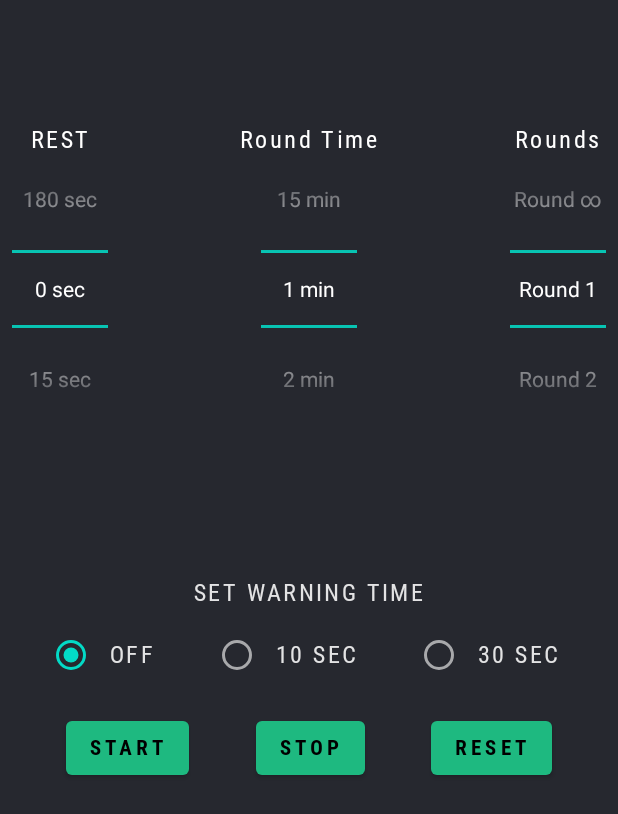
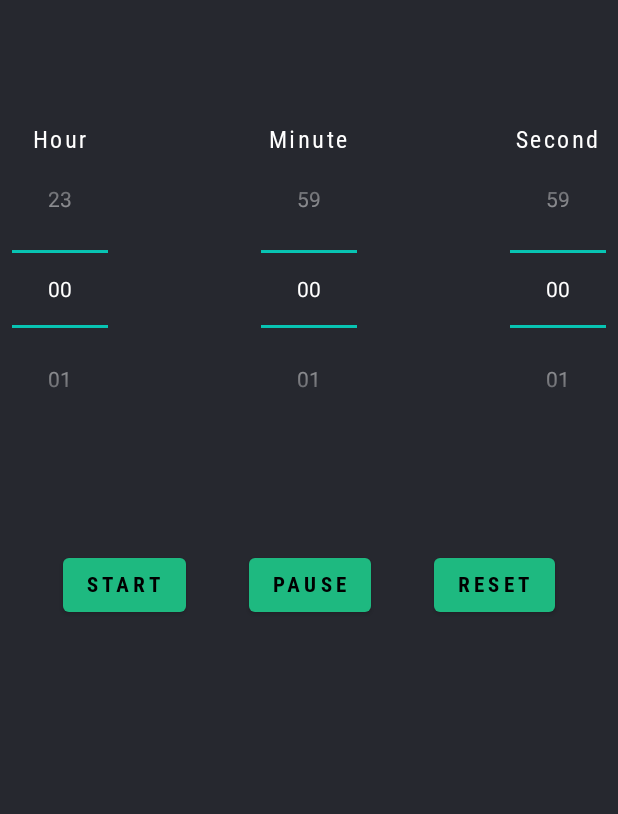
Before and after one commit to iandamping/ComposingThings, an Android app built with Jetpack Compose: the screen it shows after launch (MainActivity), on a phone screen of 412 x 824 dp. Shown: the top 814 px of the screen. Run offline under Robolectric (Android 15) with nearby library versions, the phone set to English and light mode, and no system bars; our stand-ins replace Dagger/Hilt's generated code, Timber, livedata-compose.

Commit message:
done adding basic timer

```diff
--- a/app/src/main/java/com/junemon/compose_stable/MainActivity.kt
+++ b/app/src/main/java/com/junemon/compose_stable/MainActivity.kt
@@ -5,9 +5,9 @@ import android.view.WindowManager
 import androidx.activity.ComponentActivity
 import androidx.activity.compose.setContent
 import androidx.activity.viewModels
-import androidx.compose.foundation.layout.Column
 import androidx.compose.material.MaterialTheme
 import androidx.compose.material.Surface
+import com.junemon.compose_stable.screen.BasicTimerScreen
 import com.junemon.compose_stable.screen.IntervalTimerScreen
 import com.junemon.compose_stable.ui.theme.TimerTheme
 import dagger.hilt.android.AndroidEntryPoint
@@ -16,6 +16,7 @@ import dagger.hilt.android.AndroidEntryPoint
 class MainActivity : ComponentActivity() {
 
     private val boxingVm: IntervalTimerViewModel by viewModels()
+    private val timerVm: BasicTimerViewModel by viewModels()
     override fun onCreate(savedInstanceState: Bundle?) {
         super.onCreate(savedInstanceState)
         window.addFlags(WindowManager.LayoutParams.FLAG_KEEP_SCREEN_ON)
@@ -23,13 +24,11 @@ class MainActivity : ComponentActivity() {
             TimerTheme {
                 // A surface container using the 'background' color from the theme
                 Surface(color = MaterialTheme.colors.background) {
-                    Column {
-                        IntervalTimerScreen(intervalVm = boxingVm)
-                    }
+                    BasicTimerScreen(timerVm = timerVm)
+//                    IntervalTimerScreen(intervalVm = boxingVm)
                 }
             }
         }
     }
 
-
 }
--- /dev/null
+++ b/app/src/main/java/com/junemon/compose_stable/screen/BasicTimerScreen.kt
@@ -0,0 +1,215 @@
+package com.junemon.compose_stable.screen
+
+import android.text.format.DateUtils
+import android.view.ContextThemeWrapper
+import android.widget.NumberPicker
+import androidx.compose.animation.core.animateFloatAsState
+import androidx.compose.foundation.Canvas
+import androidx.compose.foundation.focusable
+import androidx.compose.foundation.layout.*
+import androidx.compose.foundation.progressSemantics
+import androidx.compose.material.*
+import androidx.compose.runtime.Composable
+import androidx.compose.runtime.collectAsState
+import androidx.compose.runtime.getValue
+import androidx.compose.runtime.livedata.observeAsState
+import androidx.compose.ui.Alignment
+import androidx.compose.ui.Modifier
+import androidx.compose.ui.geometry.Offset
+import androidx.compose.ui.geometry.Size
+import androidx.compose.ui.graphics.Color
+import androidx.compose.ui.graphics.drawscope.Stroke
+import androidx.compose.ui.platform.LocalDensity
+import androidx.compose.ui.res.stringArrayResource
+import androidx.compose.ui.res.stringResource
+import androidx.compose.ui.text.font.FontWeight
+import androidx.compose.ui.text.style.TextAlign
+import androidx.compose.ui.unit.dp
+import androidx.compose.ui.viewinterop.AndroidView
+import com.junemon.compose_stable.BasicTimerViewModel
+import com.junemon.compose_stable.R
+import com.junemon.compose_stable.ui.theme.CalculatorFontFamily
+import com.junemon.compose_stable.util.TimerConstant
+
+@Composable
+fun BasicTimerScreen(modifier: Modifier = Modifier, timerVm: BasicTimerViewModel) {
+    val timeTickingForText by timerVm.currentTime.collectAsState()
+    val timeTickingForDialog by timerVm.currentTimeInFloat.collectAsState()
+    val isRunning by timerVm.isTimerRunning.observeAsState(false)
+
+    Column(
+        modifier = Modifier.fillMaxSize()
+    ) {
+        if (isRunning) {
+            Box(
+                modifier = modifier
+                    .fillMaxWidth()
+                    .padding(8.dp)
+                    .height(350.dp),
+                contentAlignment = Alignment.Center
+            ) {
+                CircularTimer(
+                    modifier = Modifier
+                        .align(Alignment.Center)
+                        .fillMaxSize(),
+                    timeTickingForDialog = timeTickingForDialog
+                )
+                TimerText(
+                    modifier = Modifier.align(Alignment.Center),
+                    timeTickingForText = timeTickingForText
+                )
+            }
+        } else {
+            SelectingHourMinuteSecondScreen(
+                modifier = Modifier
+                    .fillMaxWidth()
+                    .padding(8.dp)
+                    .height(350.dp),
+                timerVm = timerVm
+            )
+        }
+
+        BasicTimerButton(timerVm = timerVm)
+    }
+}
+
+
+@Composable
+private fun TimerText(modifier: Modifier = Modifier, timeTickingForText: Long?) {
+    val value = DateUtils.formatElapsedTime(timeTickingForText ?: 0L)
+    Text(
+        text = value,
+        fontFamily = CalculatorFontFamily,
+        fontWeight = FontWeight.Normal,
+        style = MaterialTheme.typography.h1,
+        textAlign = TextAlign.Center,
+        modifier = modifier
+    )
+}
+
+@Composable
+private fun CircularTimer(modifier: Modifier = Modifier, timeTickingForDialog: Float?) {
+    val animatedProgress by animateFloatAsState(
+        targetValue = timeTickingForDialog ?: 0.0f,
+        animationSpec = ProgressIndicatorDefaults.ProgressAnimationSpec
+    )
+    UnderlyingCircle()
+
+    CircularProgressIndicator(
+        color = TimerConstant.LIGHT_GREEN_1,
+        modifier = modifier,
+        progress = animatedProgress,
+        strokeWidth = 12.dp
+    )
+}
+
+@Composable
+fun UnderlyingCircle() {
+    val progress = 1.0f
+    val stroke = with(LocalDensity.current) { Stroke(1.dp.toPx()) }
+
+    Canvas(
+        Modifier
+            .progressSemantics(progress)
+            .fillMaxSize()
+            .focusable()
+    ) {
+        val diameterOffset = stroke.width / 2
+        val arcDimen = size.width - 2 * diameterOffset
+        val startAngle = 270f
+        val sweep = progress * 360f
+
+        drawArc(
+            color = TimerConstant.LIGHT_GREEN_2,
+            startAngle = startAngle,
+            sweepAngle = sweep,
+            topLeft = Offset(diameterOffset, diameterOffset),
+            size = Size(arcDimen, arcDimen),
+            useCenter = false,
+            style = stroke
+        )
+    }
+}
+
+
+@Composable
+fun SelectingHourMinuteSecondScreen(
+    modifier: Modifier = Modifier,
+    timerVm: BasicTimerViewModel
+) {
+    val hourArray = stringArrayResource(id = R.array.arr_hours)
+    val minuteArray = stringArrayResource(id = R.array.arr_minutes)
+    val secondArray = stringArrayResource(id = R.array.arr_seconds)
+    val pickerTheme = R.style.AppTheme_Picker
+    Row(
+        modifier = modifier,
+        horizontalArrangement = Arrangement.SpaceBetween,
+        verticalAlignment = Alignment.CenterVertically
+    ) {
+        Column(horizontalAlignment = Alignment.CenterHorizontally) {
+            Text(text = stringResource(id = R.string.hour), color = Color.White)
+            AndroidView(factory = {
+                NumberPicker(ContextThemeWrapper(it, pickerTheme)).apply {
+                    minValue = TimerConstant.DEFAULT_INTEGER_VALUE
+                    maxValue = hourArray.size - 1
+                    displayedValues = hourArray
+                    setOnValueChangedListener { _, _, newVal ->
+                        timerVm.setHour(newVal)
+                    }
+                }
+            })
+        }
+
+        Column(horizontalAlignment = Alignment.CenterHorizontally) {
+            Text(text = stringResource(id = R.string.minute), color = Color.White)
+
+            AndroidView(factory = {
+                NumberPicker(ContextThemeWrapper(it, pickerTheme)).apply {
+
+                    minValue = TimerConstant.DEFAULT_INTEGER_VALUE
+                    maxValue = minuteArray.size - 1
+                    displayedValues = minuteArray
+                    setOnValueChangedListener { _, _, newVal ->
+                        timerVm.setMinute(newVal)
+
+                    }
+                }
+            })
+        }
+
+        Column(horizontalAlignment = Alignment.CenterHorizontally) {
+            Text(text = stringResource(id = R.string.second), color = Color.White)
+
+            AndroidView(factory = {
+                NumberPicker(ContextThemeWrapper(it, pickerTheme)).apply {
+
+                    minValue = TimerConstant.DEFAULT_INTEGER_VALUE
+                    maxValue = secondArray.size - 1
+                    displayedValues = secondArray
+                    setOnValueChangedListener { _, _, newVal ->
+                        timerVm.setSecond(newVal)
+                    }
+                }
+            })
+        }
+    }
+}
+
+@Composable
+fun BasicTimerButton(modifier: Modifier = Modifier, timerVm: BasicTimerViewModel) {
+    Row(
+        modifier = modifier.fillMaxWidth(),
+        horizontalArrangement = Arrangement.SpaceEvenly
+    ) {
+        Button(onClick = { timerVm.startCounting() }) {
+            Text(text = stringResource(id = R.string.start))
+        }
+
+        Button(onClick = { timerVm.pauseTimer() }) {
+            Text(text = stringResource(id = R.string.pause))
+        }
+        Button(onClick = { timerVm.cancelAllTimer() }) {
+            Text(text = stringResource(id = R.string.reset))
+        }
+    }
+}
--- a/app/src/main/res/values/strings.xml
+++ b/app/src/main/res/values/strings.xml
@@ -10,8 +10,12 @@
     <string name="reset">RESET</string>
     <string name="start">START</string>
     <string name="stop">STOP</string>
+    <string name="pause">PAUSE</string>
     <string name="rest">REST</string>
     <string name="round_time">Round Time</string>
+    <string name="hour">Hour</string>
+    <string name="minute">Minute</string>
+    <string name="second">Second</string>
 
     <string-array name="arr_rest_time">
         <item>0 sec</item>
@@ -56,4 +60,157 @@
         <item>Round 15</item>
         <item>Round &#8734;</item>
     </string-array>
+
+    <string-array name="arr_hours">
+        <item>00</item>
+        <item>01</item>
+        <item>02</item>
+        <item>03</item>
+        <item>04</item>
+        <item>05</item>
+        <item>06</item>
+        <item>07</item>
+        <item>08</item>
+        <item>09</item>
+        <item>10</item>
+        <item>11</item>
+        <item>12</item>
+        <item>13</item>
+        <item>14</item>
+        <item>15</item>
+        <item>16</item>
+        <item>17</item>
+        <item>18</item>
+        <item>19</item>
+        <item>20</item>
+        <item>21</item>
+        <item>22</item>
+        <item>23</item>
+    </string-array>
+
+    <string-array name="arr_minutes">
+        <item>00</item>
+        <item>01</item>
+        <item>02</item>
+        <item>03</item>
+        <item>04</item>
+        <item>05</item>
+        <item>06</item>
+        <item>07</item>
+        <item>08</item>
+        <item>09</item>
+        <item>10</item>
+        <item>11</item>
+        <item>12</item>
+        <item>13</item>
+        <item>14</item>
+        <item>15</item>
+        <item>16</item>
+        <item>17</item>
+        <item>18</item>
+        <item>19</item>
+        <item>20</item>
+        <item>21</item>
+        <item>22</item>
+        <item>23</item>
+        <item>24</item>
+        <item>25</item>
+        <item>26</item>
+        <item>27</item>
+        <item>28</item>
+        <item>29</item>
+        <item>30</item>
+        <item>31</item>
+        <item>32</item>
+        <item>33</item>
+        <item>34</item>
+        <item>35</item>
+        <item>36</item>
+        <item>37</item>
+        <item>38</item>
+        <item>39</item>
+        <item>40</item>
+        <item>41</item>
+        <item>42</item>
+        <item>43</item>
+        <item>44</item>
+        <item>45</item>
+        <item>46</item>
+        <item>47</item>
+        <item>48</item>
+        <item>49</item>
+        <item>50</item>
+        <item>51</item>
+        <item>52</item>
+        <item>53</item>
+        <item>54</item>
+        <item>55</item>
+        <item>56</item>
+        <item>57</item>
+        <item>58</item>
+        <item>59</item>
+    </string-array>
+
+    <string-array name="arr_seconds">
+        <item>00</item>
+        <item>01</item>
+        <item>02</item>
+        <item>03</item>
+        <item>04</item>
+        <item>05</item>
+        <item>06</item>
+        <item>07</item>
+        <item>08</item>
+        <item>09</item>
+        <item>10</item>
+        <item>11</item>
+        <item>12</item>
+        <item>13</item>
+        <item>14</item>
+        <item>15</item>
+        <item>16</item>
+        <item>17</item>
+        <item>18</item>
+        <item>19</item>
+        <item>20</item>
+        <item>21</item>
+        <item>22</item>
+        <item>23</item>
+        <item>24</item>
+        <item>25</item>
+        <item>26</item>
+        <item>27</item>
+        <item>28</item>
+        <item>29</item>
+        <item>30</item>
+        <item>31</item>
+        <item>32</item>
+        <item>33</item>
+        <item>34</item>
+        <item>35</item>
+        <item>36</item>
+        <item>37</item>
+        <item>38</item>
+        <item>39</item>
+        <item>40</item>
+        <item>41</item>
+        <item>42</item>
+        <item>43</item>
+        <item>44</item>
+        <item>45</item>
+        <item>46</item>
+        <item>47</item>
+        <item>48</item>
+        <item>49</item>
+        <item>50</item>
+        <item>51</item>
+        <item>52</item>
+        <item>53</item>
+        <item>54</item>
+        <item>55</item>
+        <item>56</item>
+        <item>57</item>
+        <item>58</item>
+        <item>59</item>
+    </string-array>
 </resources>
```
Also changed, not shown: app/src/main/java/com/junemon/compose_stable/BasicTimerViewModel.kt (added, +260 -0 lines), app/src/main/java/com/junemon/compose_stable/IntervalTimerViewModel.kt (+11 -22 lines), app/src/main/java/com/junemon/compose_stable/TimerState.kt (deleted, +0 -12 lines), app/src/main/java/com/junemon/compose_stable/util/TimerConstant.kt (+18 -15 lines), 2 other files.
